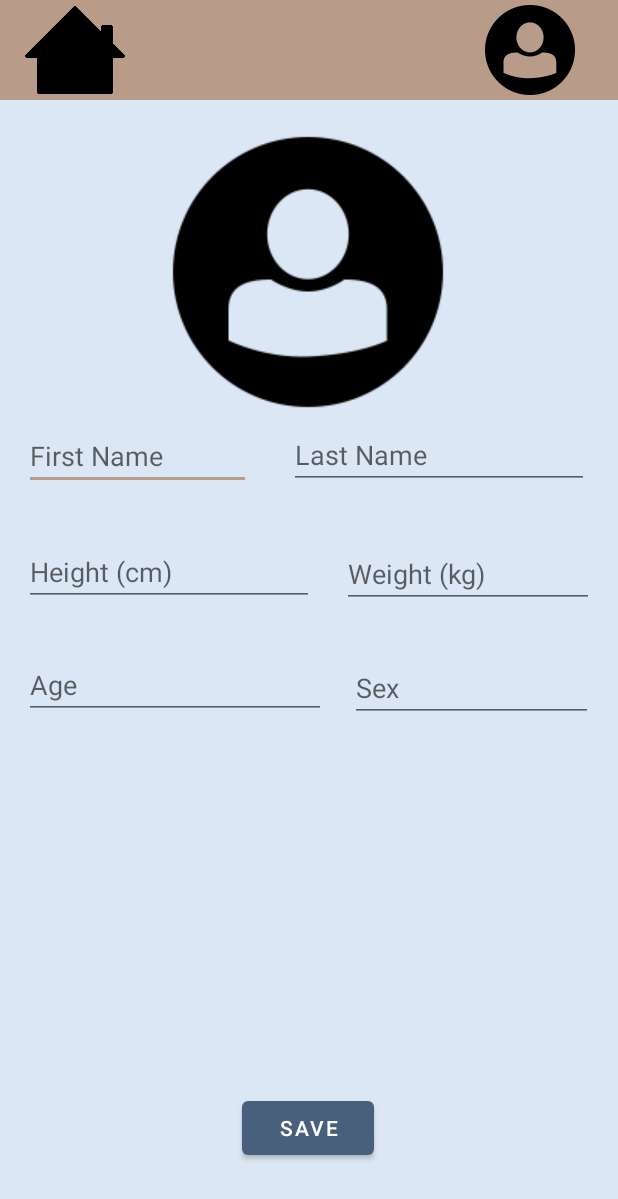
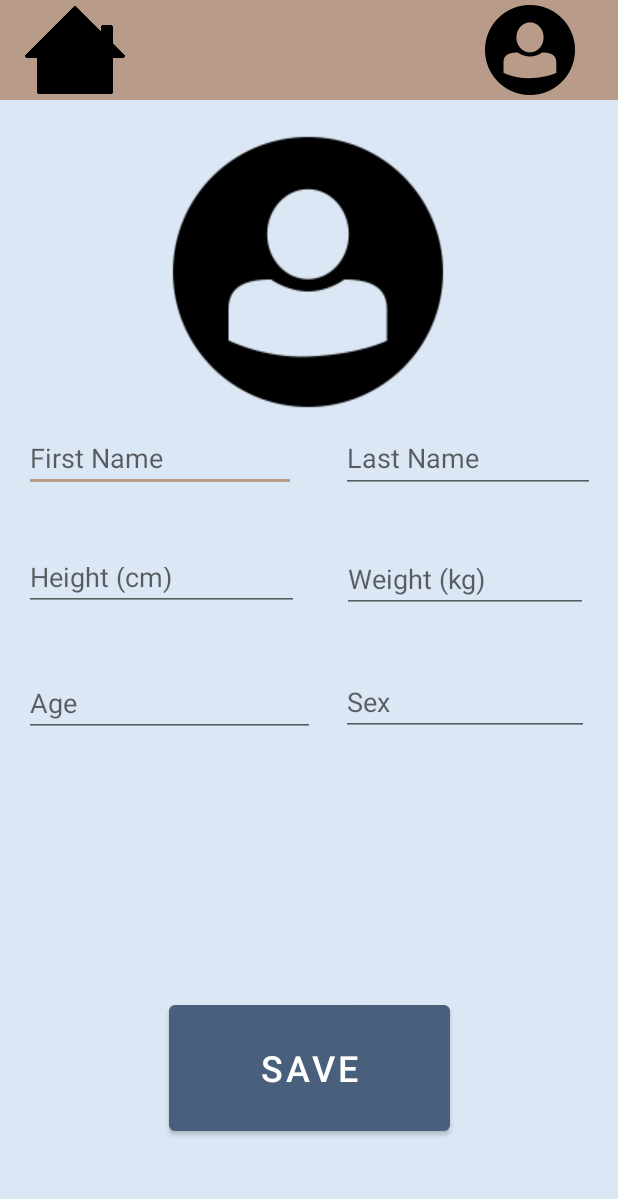
Before and after one commit to nicoleooi/ClimbingSafetyWearable, an Android app: the ProfilePage screen opened directly, with no data from a screen before it, on a phone screen of 412 x 824 dp. Shown: the top 1199 px of the screen. Run offline under Robolectric (Android 15) with nearby library versions, the phone set to English and light mode, and no system bars; 2 statements that could not run were skipped.

Commit message:
Started poster + Fixed some formatting

```diff
--- a/ClimbingApplication/app/src/main/res/layout/activity_profile_page.xml
+++ b/ClimbingApplication/app/src/main/res/layout/activity_profile_page.xml
@@ -13,8 +13,8 @@
 
     <EditText
         android:id="@+id/firstName_id"
-        android:layout_width="151dp"
-        android:layout_height="44dp"
+        android:layout_width="181dp"
+        android:layout_height="45dp"
         android:layout_marginStart="16dp"
         android:layout_marginTop="216dp"
         android:ems="10"
@@ -25,36 +25,36 @@
 
     <EditText
         android:id="@+id/lastName_id"
-        android:layout_width="200dp"
-        android:layout_height="43dp"
+        android:layout_width="169dp"
+        android:layout_height="46dp"
         android:layout_marginTop="216dp"
         android:ems="10"
         android:hint="Last Name"
         android:inputType="textPersonName"
         app:layout_constraintEnd_toEndOf="parent"
-        app:layout_constraintHorizontal_bias="0.567"
+        app:layout_constraintHorizontal_bias="0.666"
         app:layout_constraintStart_toEndOf="@+id/firstName_id"
         app:layout_constraintTop_toBottomOf="@+id/include" />
 
     <EditText
         android:id="@+id/height_id"
-        android:layout_width="193dp"
-        android:layout_height="41dp"
-        android:layout_marginTop="36dp"
+        android:layout_width="183dp"
+        android:layout_height="39dp"
+        android:layout_marginTop="40dp"
         android:ems="10"
         android:hint="Height (cm)"
         android:inputType="textPersonName"
         app:layout_constraintEnd_toStartOf="@+id/weight_id"
-        app:layout_constraintHorizontal_bias="0.47"
+        app:layout_constraintHorizontal_bias="0.363"
         app:layout_constraintStart_toStartOf="parent"
         app:layout_constraintTop_toBottomOf="@+id/firstName_id" />
 
     <EditText
         android:id="@+id/weight_id"
-        android:layout_width="168dp"
-        android:layout_height="43dp"
-        android:layout_marginTop="36dp"
-        android:layout_marginEnd="16dp"
+        android:layout_width="164dp"
+        android:layout_height="40dp"
+        android:layout_marginTop="40dp"
+        android:layout_marginEnd="20dp"
         android:ems="10"
         android:hint="Weight (kg)"
         android:inputType="textPersonName"
@@ -63,10 +63,10 @@
 
     <EditText
         android:id="@+id/age_id"
-        android:layout_width="201dp"
-        android:layout_height="39dp"
+        android:layout_width="194dp"
+        android:layout_height="44dp"
         android:layout_marginStart="16dp"
-        android:layout_marginTop="36dp"
+        android:layout_marginTop="40dp"
         android:ems="10"
         android:hint="Age"
         android:inputType="textPersonName"
@@ -75,27 +75,27 @@
 
     <EditText
         android:id="@+id/sex_id"
-        android:layout_width="162dp"
-        android:layout_height="40dp"
+        android:layout_width="165dp"
+        android:layout_height="42dp"
         android:layout_marginStart="12dp"
-        android:layout_marginTop="36dp"
+        android:layout_marginTop="40dp"
         android:ems="10"
         android:hint="Sex"
         android:inputType="textPersonName"
         app:layout_constraintEnd_toEndOf="parent"
-        app:layout_constraintHorizontal_bias="0.2"
+        app:layout_constraintHorizontal_bias="0.208"
         app:layout_constraintStart_toEndOf="@+id/age_id"
         app:layout_constraintTop_toBottomOf="@+id/weight_id" />
 
     <Button
         android:id="@+id/saveButton_id"
-        android:layout_width="wrap_content"
-        android:layout_height="wrap_content"
-        android:layout_marginBottom="48dp"
+        android:layout_width="187dp"
+        android:layout_height="96dp"
+        android:layout_marginBottom="64dp"
         android:text="Save"
+        android:textSize="24sp"
         app:layout_constraintBottom_toBottomOf="parent"
         app:layout_constraintEnd_toEndOf="parent"
-        app:layout_constraintHorizontal_bias="0.498"
         app:layout_constraintStart_toStartOf="parent" />
 
     <ImageView
```
Also changed, not shown: ClimbingApplication/app/src/main/res/layout/activity_recording_climb.xml (+21 -19 lines), 1 other file.
